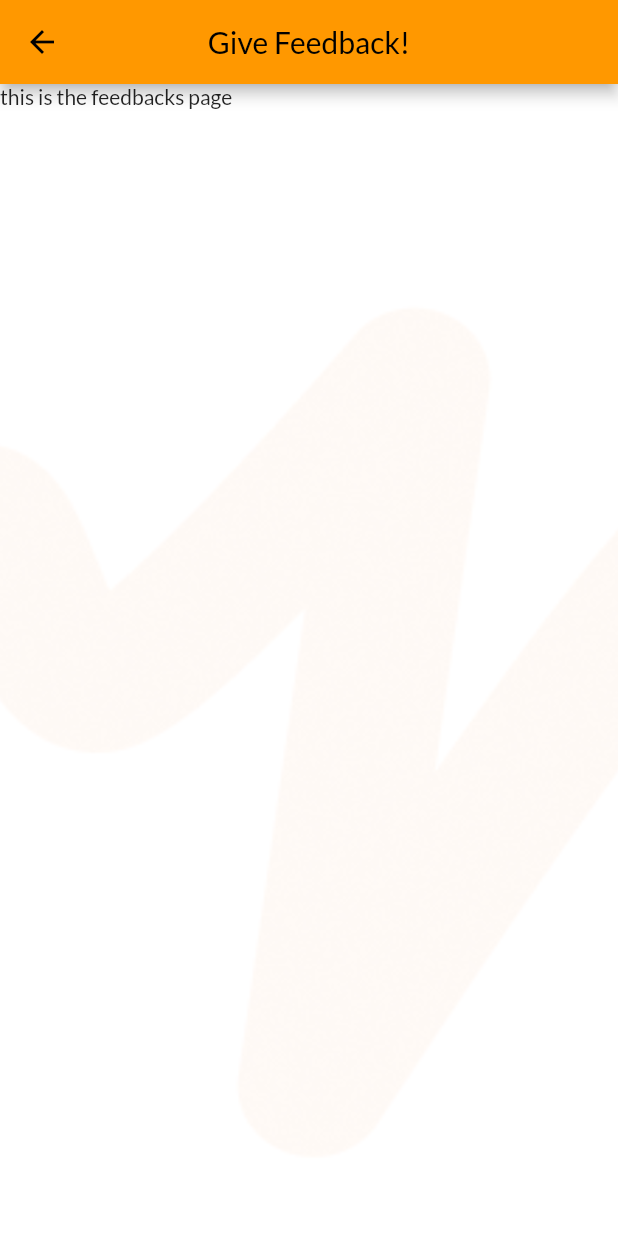
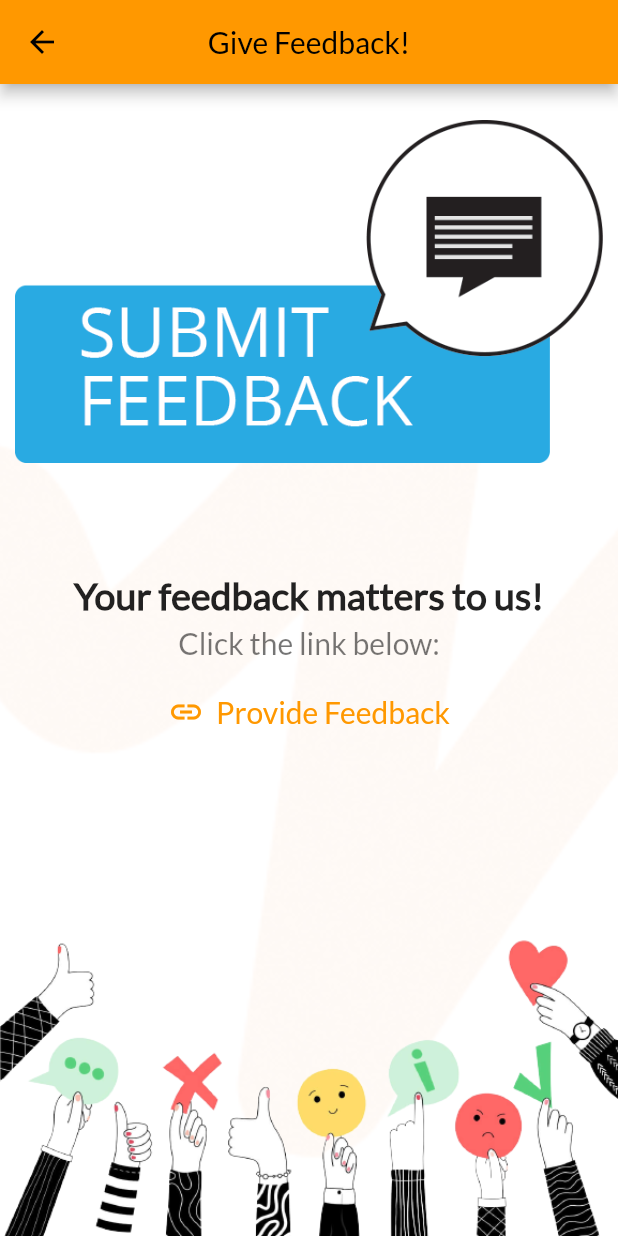
Before and after one commit to tangzt96/smartgym_web_app, a Flutter app: the FeedbacksPage screen opened directly, on a phone screen of 412 x 824 dp. Run offline on Flutter 3.47's test engine with Material 2 defaults, Android fonts, the phone set to English and light mode, and no system bars; our stand-ins replace hive, image_picker, qr_flutter; missing offline and left inert: dart:js, image_picker_for_web, zxing2; accounts and stored records are empty.

Commit message:
finished up feedback page

```diff
--- a/lib/Navigation_drawer_widget.dart
+++ b/lib/Navigation_drawer_widget.dart
@@ -3,6 +3,7 @@ import 'package:flutter_web/main.dart';
 import 'package:flutter_web/pages/about.dart';
 import 'package:flutter_web/pages/events.dart';
 import 'package:flutter_web/pages/feedback.dart';
+import 'package:flutter_web/pages/qr_content_page.dart';
 
 class NavigationDrawerWidget extends StatelessWidget {
   final padding = EdgeInsets.symmetric(horizontal: 20);
--- /dev/null
+++ b/lib/constants.dart
@@ -0,0 +1,4 @@
+const String SUCCESS_MESSAGE = " You will be contacted by us very soon.";
+
+const String FEEDBACK_URL =
+    "https://docs.google.com/forms/d/1dNu6j-tDMOvgRr8jFxw8BHkWXSayCM4ktciJOf6QB4E/edit";
--- a/lib/main.dart
+++ b/lib/main.dart
@@ -1,14 +1,8 @@
 import 'package:flutter/material.dart';
 import 'package:flutter_web/pages/qr_content_page.dart';
 import 'Navigation_drawer_widget.dart';
-import 'package:hive_flutter/hive_flutter.dart';
 
 void main() async {
-  WidgetsFlutterBinding.ensureInitialized();
-
-  // Hive.registerAdapter(ActivesgIdAdapter());
-  // await Hive.openBox<ActivesgId>('activesgId');
-
   runApp(myApp());
 }
 
--- a/lib/pages/about.dart
+++ b/lib/pages/about.dart
@@ -19,7 +19,7 @@ List<Person> persons = [
   Person(
       name: "Caleb Lee",
       profileImage: 'assets/images/smartgym-caleb-lee.png',
-      title: "Software Engineer - Backend Developer"),
+      title: "Software Engineer "),
   Person(
       name: "Kelvin Ang",
       profileImage: 'assets/images/smartgym-kelvin-ang.png',
@@ -173,45 +173,6 @@ class AboutPage extends StatelessWidget {
                     SizedBox(
                       height: 10,
                     ),
-                    // Align(
-                    //   alignment: Alignment.center,
-                    //   child: Card(
-                    //     shape: RoundedRectangleBorder(
-                    //       side: BorderSide(color: Colors.black12, width: 1),
-                    //       borderRadius: BorderRadius.circular(10),
-                    //     ),
-                    //     child: Row(
-                    //       // ignore: prefer_const_literals_to_create_immutables
-                    //       children: [
-                    //         Padding(
-                    //           padding: const EdgeInsets.all(8.0),
-                    //           child: Image.asset(
-                    //               "assets/images/smartgym-tan-chin-hiong.png"),
-                    //         ),
-                    //         Flexible(
-                    //           child: Column(
-                    //             mainAxisAlignment: MainAxisAlignment.start,
-                    //             crossAxisAlignment: CrossAxisAlignment.start,
-                    //             // ignore: prefer_const_literals_to_create_immutables
-                    //             children: [
-                    //               Text(
-                    //                   "Tan Chin Hiong, Team Lead, System Architecturer",
-                    //                   style: TextStyle(
-                    //                       fontSize: 18,
-                    //                       fontWeight: FontWeight.bold)),
-                    //               Text(
-                    //                 "Chin Hiong is a team lead and systems architect at GovTech. Chin Hiong graduated from the National University of Singapore with a PhD in Electrical and Computer Engineering. He has over 15 years of experience in systems engineering and Research and Development (R&D), including the fields of neural networks, computer vision and evolutionary algorithms. Chin Hiong is passionate about harnessing technology to improve people's lives and inspiring the next generation of engineers.",
-                    //                 style: TextStyle(fontSize: 14, height: 1.5),
-                    //               ),
-                    //             ],
-                    //           ),
-                    //         ),
-                    //       ],
-                    //     ),
-                    //     margin:
-                    //         EdgeInsets.only(left: 20.0, right: 20.0, top: 5.0),
-                    //   ),
-                    // )
                     SizedBox(height: 10),
                     const Text(
                       "Team Members",
--- a/lib/pages/feedback.dart
+++ b/lib/pages/feedback.dart
@@ -1,6 +1,10 @@
 // ignore_for_file: prefer_const_constructors
 
 import 'package:flutter/material.dart';
+import 'package:url_launcher/link.dart';
+import 'package:url_launcher/url_launcher.dart';
+import 'dart:js' as js;
+import 'package:flutter_web/constants.dart' as Constants;
 
 class FeedbacksPage extends StatelessWidget {
   @override
@@ -15,14 +19,64 @@ class FeedbacksPage extends StatelessWidget {
               ),
             ),
           ),
+          Positioned.fill(
+            top: 80,
+            left: 10,
+            right: 10,
+            child: Image.asset(
+              "assets/images/feedback.png",
+              fit: BoxFit.fitWidth,
+              alignment: Alignment.topLeft,
+            ),
+          ),
+          Positioned.fill(
+            child: Image.asset(
+              "assets/images/feedback_bg.png",
+              fit: BoxFit.fitWidth,
+              alignment: Alignment.bottomLeft,
+            ),
+          ),
           Scaffold(
               backgroundColor: Colors.transparent,
               appBar: AppBar(
                 title: Text('Give Feedback!'),
                 centerTitle: true,
               ),
-            body: Text("this is the feedbacks page"),
+              body: Center(
+                child: Link(
+                    uri: Uri.parse(Constants.FEEDBACK_URL),
+                    builder: (_, followLink) {
+                      return GestureDetector(
+                        onTap: followLink,
+                        child: Column(
+                          mainAxisAlignment: MainAxisAlignment.center,
+                          crossAxisAlignment: CrossAxisAlignment.center,
+                          children: [
+                            Text(
+                              "Your feedback matters to us!",
+                              style: TextStyle(
+                                  fontSize: 25, fontWeight: FontWeight.bold),
                             ),
+                            SizedBox(height: 5),
+                            Text("Click the link below:",
+                                style: TextStyle(
+                                    fontSize: 20, color: Colors.black54)),
+                            SizedBox(height: 10),
+                            TextButton.icon(
+                              label: Text('Provide Feedback',
+                                  style: TextStyle(fontSize: 20)),
+                              icon: Icon(Icons.link),
+                              onPressed: () {
+                                js.context.callMethod('open', [
+                                  Constants.FEEDBACK_URL
+                                ]); //<= find explanation below
+                              },
+                            ),
+                          ],
+                        ),
+                      );
+                    }),
+              )),
         ],
       );
 }
--- a/lib/pages/qr_content_page.dart
+++ b/lib/pages/qr_content_page.dart
@@ -72,7 +72,7 @@ class _QrPageState2 extends State<QrPage2> {
     var combinedList = [...templist, ..._options].toSet().toList();
     box.put('user', combinedList);
     _options = combinedList;
-    print(combinedList);
+    //print(combinedList);
   }
 
   //Convert ActiveSG id into JWT tokenish form
@@ -80,14 +80,14 @@ class _QrPageState2 extends State<QrPage2> {
     DateTime now = DateTime.now();
     ActiveSgQR activeSgData = ActiveSgQR(id: activeid, datetime: now);
     var activeIdJson = activeSgData.toJson2();
-    print(activeIdJson);
+    //print(activeIdJson);
     Codec<String, String> stringToBase64 = utf8.fuse(base64);
     String encoded = stringToBase64.encode(activeIdJson);
     String header = 'ACTIVESGV1|.';
     String footer = '.';
     String claim = header + encoded + footer;
     //String claim = header + activeIdJson;
-    print(claim);
+    //print(claim);
     return claim;
   }
 
--- a/pubspec.yaml
+++ b/pubspec.yaml
@@ -45,6 +45,7 @@ dependencies:
   image_picker_for_web: ^2.1.4
   zxing2: ^0.1.0
   image: ^3.1.0
+
 
 dev_dependencies:
   flutter_test:
```
Also changed, not shown: assets/images/feedback.png (added), assets/images/feedback_bg.png (added). Lines whose indentation alone changed are shown as unchanged.
